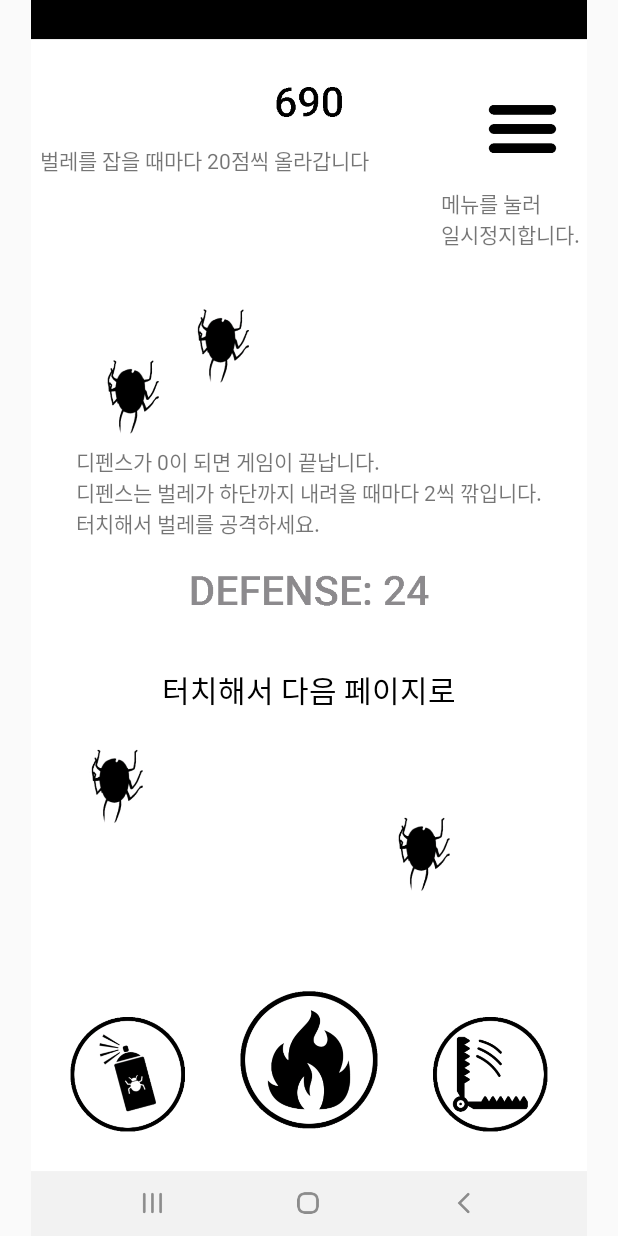
After one commit to GrandNewStart/AndroidStudio_Defense_Game, an Android app: the ManualActivity screen opened directly, with no data from a screen before it, on a phone screen of 412 x 824 dp. The commit adds this screen. Run offline under Robolectric (Android 15) with nearby library versions, the light colour scheme and no system bars.

Commit message:
매뉴얼 추가

```diff
--- a/project/app/src/main/AndroidManifest.xml
+++ b/project/app/src/main/AndroidManifest.xml
@@ -24,6 +24,10 @@
             android:screenOrientation="portrait"
             android:theme="@style/Theme.AppCompat.NoActionBar" />
 
+        <activity android:name=".ManualActivity"
+            android:screenOrientation="portrait"
+            android:theme="@style/Theme.AppCompat.Light.NoActionBar" />
+
         <activity android:name=".LeaderboardActivity"
             android:screenOrientation="portrait"
             android:theme="@style/Theme.AppCompat.Light.NoActionBar" />
--- /dev/null
+++ b/project/app/src/main/res/layout/activity_manual_1.xml
@@ -0,0 +1,66 @@
+<?xml version="1.0" encoding="utf-8"?>
+<androidx.constraintlayout.widget.ConstraintLayout
+    xmlns:android="http://schemas.android.com/apk/res/android"
+    xmlns:app="http://schemas.android.com/apk/res-auto"
+    xmlns:tools="http://schemas.android.com/tools"
+    android:layout_width="match_parent"
+    android:layout_height="match_parent">
+
+    <ImageView
+        android:id="@+id/img_screenshot"
+        android:layout_width="wrap_content"
+        android:layout_height="match_parent"
+        app:layout_constraintBottom_toBottomOf="parent"
+        app:layout_constraintEnd_toEndOf="parent"
+        app:layout_constraintStart_toStartOf="parent"
+        app:layout_constraintTop_toTopOf="parent"
+        app:srcCompat="@drawable/screenshot" />
+
+    <TextView
+        android:id="@+id/txt_touch_to_proceed"
+        android:layout_width="wrap_content"
+        android:layout_height="wrap_content"
+        android:text="터치해서 다음 페이지로"
+        android:textColor="#000000"
+        android:textSize="20dp"
+        app:layout_constraintBottom_toBottomOf="parent"
+        app:layout_constraintEnd_toEndOf="parent"
+        app:layout_constraintStart_toStartOf="parent"
+        app:layout_constraintTop_toTopOf="parent"
+        app:layout_constraintVertical_bias="0.56" />
+
+    <TextView
+        android:id="@+id/textView3"
+        android:layout_width="wrap_content"
+        android:layout_height="wrap_content"
+        android:text="벌레를 잡을 때마다 20점씩 올라갑니다"
+        app:layout_constraintBottom_toBottomOf="@+id/img_screenshot"
+        app:layout_constraintEnd_toEndOf="parent"
+        app:layout_constraintHorizontal_bias="0.14"
+        app:layout_constraintStart_toStartOf="parent"
+        app:layout_constraintTop_toTopOf="@+id/img_screenshot"
+        app:layout_constraintVertical_bias="0.120000005" />
+
+    <TextView
+        android:id="@+id/textView4"
+        android:layout_width="wrap_content"
+        android:layout_height="wrap_content"
+        android:text="메뉴를 눌러 \n일시정지합니다."
+        app:layout_constraintBottom_toBottomOf="parent"
+        app:layout_constraintEnd_toEndOf="parent"
+        app:layout_constraintHorizontal_bias="0.92"
+        app:layout_constraintStart_toStartOf="parent"
+        app:layout_constraintTop_toTopOf="parent"
+        app:layout_constraintVertical_bias="0.16000003" />
+
+    <TextView
+        android:id="@+id/textView5"
+        android:layout_width="wrap_content"
+        android:layout_height="wrap_content"
+        android:text="디펜스가 0이 되면 게임이 끝납니다.\n디펜스는 벌레가 하단까지 내려올 때마다 2씩 깎입니다.\n터치해서 벌레를 공격하세요."
+        app:layout_constraintBottom_toBottomOf="parent"
+        app:layout_constraintEnd_toEndOf="parent"
+        app:layout_constraintStart_toStartOf="parent"
+        app:layout_constraintTop_toTopOf="parent"
+        app:layout_constraintVertical_bias="0.39" />
+</androidx.constraintlayout.widget.ConstraintLayout>
```
Also changed, not shown: project/app/src/main/java/com/jinwoo/defensegame/MainActivity.java (+8 -0 lines), project/app/src/main/java/com/jinwoo/defensegame/ManualActivity.java (added, +44 -0 lines), project/app/src/main/res/layout/activity_main.xml (+15 -3 lines), project/app/src/main/res/layout/activity_manual_2.xml (added, +43 -0 lines), project/app/src/main/res/layout/activity_manual_3.xml (added, +43 -0 lines), project/app/src/main/res/layout/activity_manual_4.xml (added, +43 -0 lines), project/app/src/main/res/drawable-v24/screenshot.jpg (added), project/app/src/main/res/drawable-v24/screenshot_spray.jpg (added), project/app/src/main/res/drawable-v24/screenshot_trap.jpg (added), project/app/src/main/res/drawable-v24/screenshot_ult.jpg (added), 1 other file.
